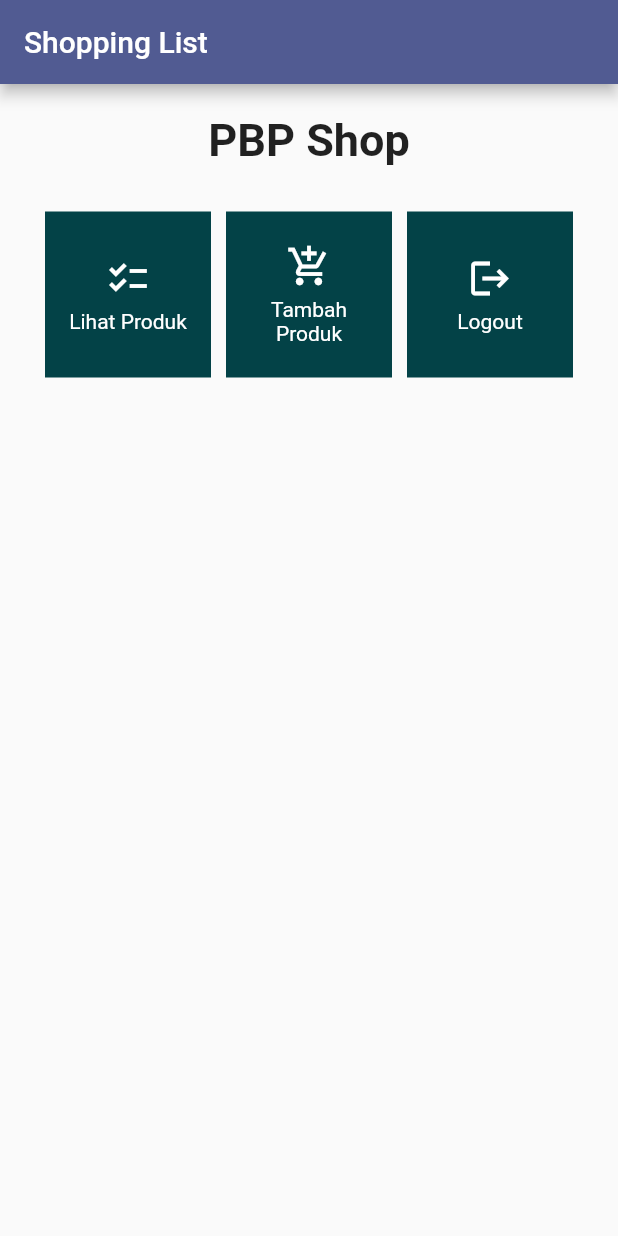
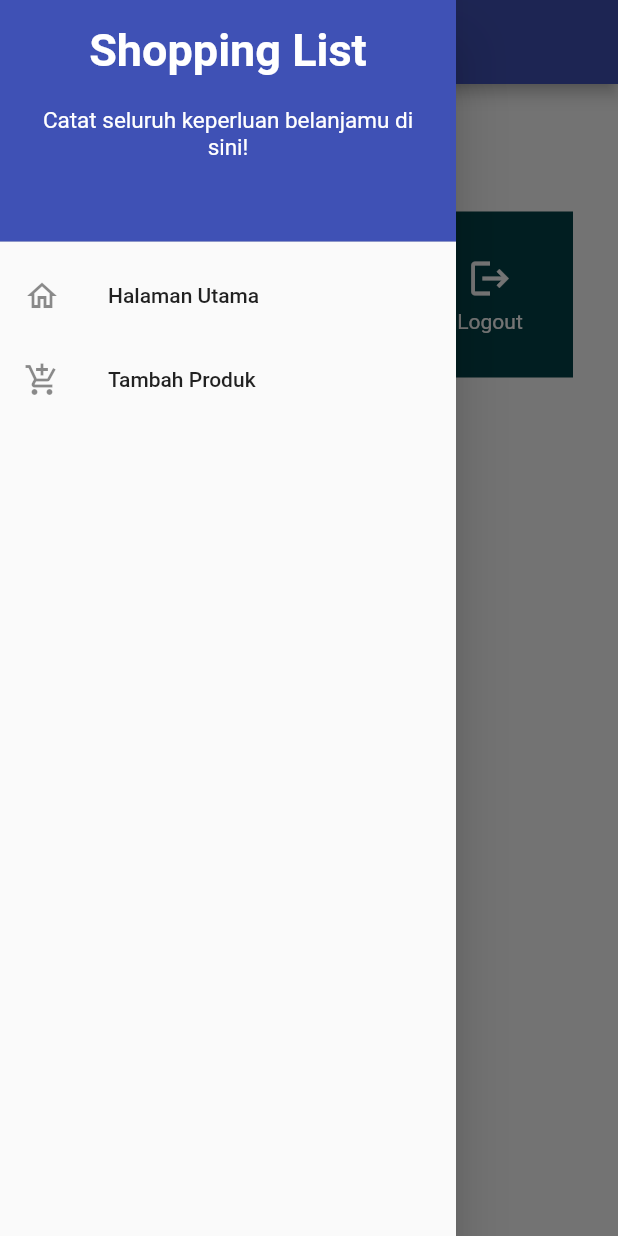
Before and after one commit to venuzzi/shopping-list-mobile, a Flutter app: the screen it shows after launch, with the side drawer open (before the commit the screen has no drawer), on a phone screen of 412 x 824 dp. Run offline on Flutter 3.47's test engine with Material 2 defaults, Android fonts, the phone set to English and light mode, and no system bars.

Commit message:
Tugas 7 selesai

```diff
--- a/lib/main.dart
+++ b/lib/main.dart
@@ -1,5 +1,5 @@
 import 'package:flutter/material.dart';
-import 'package:shopping_list/menu.dart';
+import 'package:shopping_list/screens/menu.dart';
 
 void main() {
   runApp(const MyApp());
--- a/lib/menu.dart
+++ /dev/null
@@ -1,120 +0,0 @@
-import 'package:flutter/material.dart';
-
-class MyHomePage extends StatelessWidget {
-  MyHomePage({Key? key}) : super(key: key);
-  final List<ShopItem> items = [
-      ShopItem("Lihat Produk", Icons.checklist),
-      ShopItem("Tambah Produk", Icons.add_shopping_cart),
-      ShopItem("Logout", Icons.logout),
-  ];
-
-  // This widget is the home page of your application. It is stateful, meaning
-  // that it has a State object (defined below) that contains fields that affect
-  // how it looks.
-
-  // This class is the configuration for the state. It holds the values (in this
-  // case the title) provided by the parent (in this case the App widget) and
-  // used by the build method of the State. Fields in a Widget subclass are
-  // always marked "final".
-
-  @override
-  Widget build(BuildContext context) {
-        return Scaffold(
-        appBar: AppBar(
-          title: const Text(
-            'Shopping List',
-          ),
-        ),
-        body: SingleChildScrollView(
-          // Widget wrapper yang dapat discroll
-          child: Padding(
-            padding: const EdgeInsets.all(10.0), // Set padding dari halaman
-            child: Column(
-              // Widget untuk menampilkan children secara vertikal
-              children: <Widget>[
-                const Padding(
-                  padding: EdgeInsets.only(top: 10.0, bottom: 10.0),
-                  // Widget Text untuk menampilkan tulisan dengan alignment center dan style yang sesuai
-                  child: Text(
-                    'PBP Shop', // Text yang menandakan toko
-                    textAlign: TextAlign.center,
-                    style: TextStyle(
-                      fontSize: 30,
-                      fontWeight: FontWeight.bold,
-                    ),
-                  ),
-                ),
-                // Grid layout
-                GridView.count(
-                  // Container pada card kita.
-                  primary: true,
-                  padding: const EdgeInsets.all(20),
-                  crossAxisSpacing: 10,
-                  mainAxisSpacing: 10,
-                  crossAxisCount: 3,
-                  shrinkWrap: true,
-                  children: items.map((ShopItem item) {
-                    // Iterasi untuk setiap item
-                    return ShopCard(item);
-                  }).toList(),
-                ),
-              ],
-            ),
-          ),
-        ),
-      );
-  }
-
-}
-
-class ShopItem {
-  final String name;
-  final IconData icon;
-
-  ShopItem(this.name, this.icon);
-}
-
-class ShopCard extends StatelessWidget {
-  final ShopItem item;
-
-  const ShopCard(this.item, {super.key}); // Constructor
-
-  @override
-  Widget build(BuildContext context) {
-    return Material(
-      color: Color.fromARGB(255, 3, 66, 71),
-      child: InkWell(
-        // Area responsive terhadap sentuhan
-        onTap: () {
-          // Memunculkan SnackBar ketika diklik
-          ScaffoldMessenger.of(context)
-            ..hideCurrentSnackBar()
-            ..showSnackBar(SnackBar(
-                content: Text("Kamu telah menekan tombol ${item.name}!")));
-        },
-        child: Container(
-          // Container untuk menyimpan Icon dan Text
-          padding: const EdgeInsets.all(8),
-          child: Center(
-            child: Column(
-              mainAxisAlignment: MainAxisAlignment.center,
-              children: [
-                Icon(
-                  item.icon,
-                  color: Colors.white,
-                  size: 30.0,
-                ),
-                const Padding(padding: EdgeInsets.all(3)),
-                Text(
-                  item.name,
-                  textAlign: TextAlign.center,
-                  style: const TextStyle(color: Colors.white),
-                ),
-              ],
-            ),
-          ),
-        ),
-      ),
-    );
-  }
-}
--- /dev/null
+++ b/lib/screens/menu.dart
@@ -0,0 +1,125 @@
+import 'package:flutter/material.dart';
+import 'package:shopping_list/widgets/left_drawer.dart';
+import 'package:shopping_list/screens/shoplist_form.dart';
+import 'package:shopping_list/widgets/shop_card.dart';
+
+class MyHomePage extends StatelessWidget {
+  MyHomePage({Key? key}) : super(key: key);
+  final List<ShopItem> items = [
+    ShopItem("Lihat Produk", Icons.checklist),
+    ShopItem("Tambah Produk", Icons.add_shopping_cart),
+    ShopItem("Logout", Icons.logout),
+  ];
+
+  // This widget is the home page of your application. It is stateful, meaning
+  // that it has a State object (defined below) that contains fields that affect
+  // how it looks.
+
+  // This class is the configuration for the state. It holds the values (in this
+  // case the title) provided by the parent (in this case the App widget) and
+  // used by the build method of the State. Fields in a Widget subclass are
+  // always marked "final".
+
+  @override
+  Widget build(BuildContext context) {
+    return Scaffold(
+      appBar: AppBar(
+        title: const Text(
+          'Shopping List',
+        ),
+        backgroundColor: Colors.indigo,
+        foregroundColor: Colors.white,
+      ),
+      drawer: const LeftDrawer(),
+      body: SingleChildScrollView(
+        // Widget wrapper yang dapat discroll
+        child: Padding(
+          padding: const EdgeInsets.all(10.0), // Set padding dari halaman
+          child: Column(
+            // Widget untuk menampilkan children secara vertikal
+            children: <Widget>[
+              const Padding(
+                padding: EdgeInsets.only(top: 10.0, bottom: 10.0),
+                // Widget Text untuk menampilkan tulisan dengan alignment center dan style yang sesuai
+                child: Text(
+                  'PBP Shop', // Text yang menandakan toko
+                  textAlign: TextAlign.center,
+                  style: TextStyle(
+                    fontSize: 30,
+                    fontWeight: FontWeight.bold,
+                  ),
+                ),
+              ),
+              // Grid layout
+              GridView.count(
+                // Container pada card kita.
+                primary: true,
+                padding: const EdgeInsets.all(20),
+                crossAxisSpacing: 10,
+                mainAxisSpacing: 10,
+                crossAxisCount: 3,
+                shrinkWrap: true,
+                children: items.map((ShopItem item) {
+                  // Iterasi untuk setiap item
+                  return ShopCard(item);
+                }).toList(),
+              ),
+            ],
+          ),
+        ),
+      ),
+    );
+  }
+}
+
+class ShopCard extends StatelessWidget {
+  final ShopItem item;
+
+  const ShopCard(this.item, {super.key}); // Constructor
+
+  @override
+  Widget build(BuildContext context) {
+    return Material(
+      color: Color.fromARGB(255, 3, 66, 71),
+      child: InkWell(
+        // Area responsive terhadap sentuhan
+        // Area responsif terhadap sentuhan
+        onTap: () {
+          // Memunculkan SnackBar ketika diklik
+          ScaffoldMessenger.of(context)
+            ..hideCurrentSnackBar()
+            ..showSnackBar(SnackBar(
+                content: Text("Kamu telah menekan tombol ${item.name}!")));
+          // Navigate ke route yang sesuai (tergantung jenis tombol)
+          if (item.name == "Tambah Produk") {
+            // TODO: Gunakan Navigator.push untuk melakukan navigasi ke MaterialPageRoute yang mencakup ShopFormPage.
+            Navigator.push(context,
+                MaterialPageRoute(builder: (context) => const ShopFormPage()));
+          }
+        },
+        child: Container(
+          // Container untuk menyimpan Icon dan Text
+          padding: const EdgeInsets.all(8),
+          child: Center(
+            child: Column(
+              mainAxisAlignment: MainAxisAlignment.center,
+              children: [
+                Icon(
+                  item.icon,
+                  color: Colors.white,
+                  size: 30.0,
+                ),
+                const Padding(padding: EdgeInsets.all(3)),
+                Text(
+                  item.name,
+                  textAlign: TextAlign.center,
+                  style: const TextStyle(color: Colors.white),
+                ),
+              ],
+            ),
+          ),
+        ),
+      ),
+    );
+  }
+}
--- /dev/null
+++ b/lib/widgets/left_drawer.dart
@@ -0,0 +1,71 @@
+import 'package:flutter/material.dart';
+import 'package:shopping_list/screens/menu.dart';
+import 'package:shopping_list/screens/shoplist_form.dart';
+
+class LeftDrawer extends StatelessWidget {
+  const LeftDrawer({super.key});
+
+  @override
+  Widget build(BuildContext context) {
+    return Drawer(
+      child: ListView(
+        children: [
+          const DrawerHeader(
+            // TODO: Bagian drawer header
+
+            decoration: BoxDecoration(
+              color: Colors.indigo,
+            ),
+            child: Column(
+              children: [
+                Text(
+                  'Shopping List',
+                  textAlign: TextAlign.center,
+                  style: TextStyle(
+                    fontSize: 30,
+                    fontWeight: FontWeight.bold,
+                    color: Colors.white,
+                  ),
+                ),
+                Padding(padding: EdgeInsets.all(10)),
+                Text(
+                  "Catat seluruh keperluan belanjamu di sini!",
+                  style: TextStyle(
+                    fontSize: 15,
+                    color: Colors.white,
+                    fontWeight: FontWeight.normal,
+                  ),
+                  textAlign: TextAlign.center,
+                ),
+              ],
+            ),
+          ),
+          ListTile(
+            leading: const Icon(Icons.home_outlined),
+            title: const Text('Halaman Utama'),
+            // Bagian redirection ke MyHomePage
+            onTap: () {
+              Navigator.pushReplacement(
+                  context,
+                  MaterialPageRoute(
+                    builder: (context) => MyHomePage(),
+                  ));
+            },
+          ),
+          ListTile(
+            leading: const Icon(Icons.add_shopping_cart),
+            title: const Text('Tambah Produk'),
+            // Bagian redirection ke ShopFormPage
+            onTap: () {
+              Navigator.push(
+                  context,
+                  MaterialPageRoute(
+                    builder: (context) => const ShopFormPage(),
+                  ));
+            },
+          ),
+        ],
+      ),
+    );
+  }
+}
```
Also changed, not shown: lib/screens/shoplist_form.dart (added, +160 -0 lines), lib/widgets/shop_card.dart (added, +9 -0 lines).
